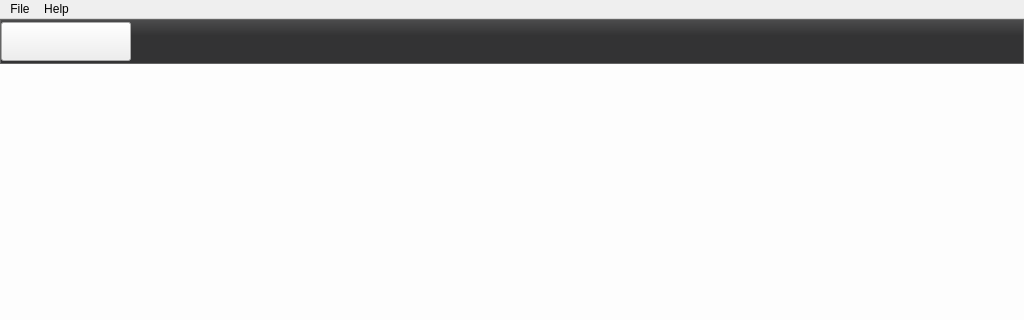
DynamicPerception/Graffik_Legacy, file Graffik/gui/mainwindow.ui: the form before one commit; both pictures show x 0 to 1024 and y 0 to 320 of the 1024 by 768 pixel window.
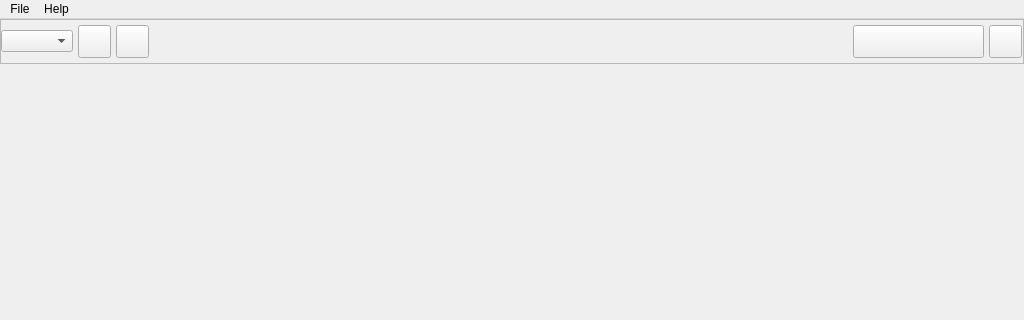
The form after the commit. Icons and pictures are not drawn.

The edit to the form file:
```diff
--- a/Graffik/gui/mainwindow.ui
+++ b/Graffik/gui/mainwindow.ui
@@ -20,89 +20,7 @@
    <string>Dynamic Perception Graffik</string>
   </property>
   <property name="styleSheet">
-   <string notr="true">QToolTip {
-background-color: qlineargradient(spread:pad, x1:0, y1:0, x2:0, y2:1, stop:0 rgba(99, 165, 209, 255), stop:1 rgba(64, 141, 196, 255));
-color: rgb(255,255,255);
-opacity:150;
-text-align: center;
-}
-
-#screenSelCombo:drop-down {
-border-image: url(:/core/drop-down-sm-black.png);
-border: 0px transparent;
-}
-
-#screenSelCombo {
-min-height: 33px;
-min-width: 100px;
-}
-
-/*#screenSelCombo:on {
-padding-top:3px;
-padding-left: 4px;
-}*/
-
-#tabs {
-background:rgb(253,253,253);
-
-}
-
-#headerFrame {
-background-color:qlineargradient(spread:pad, x1:0, y1:0, x2:0, y2:1, stop:0 rgba(77, 77, 78, 255), stop:0.369458 rgba(51, 51, 52, 255));
-border:1px solid;
-border-color:rgb(100, 100, 100);
-}
-
-#globalLoadButton {
-
-border-image: url(:/core/load-but-normal.png);
-border: 0px transparent;
-}
-
-#globalLoadButton:pressed {
-
-border-image: url(:/core/load-but-pressed.png);
-border: 0px transparent;
-}
-
-#globalSaveButton {
-
-border-image: url(:/core/save-but-normal.png);
-border: 0px transparent;
-}
-
-#globalSaveButton:pressed {
-
-border-image: url(:/core/save-but-pressed.png);
-border: 0px transparent;
-}
-
-#netButton {
-
-border-image: url(:/core/devices-but-normal.png);
-border: 0px transparent;
-margin-right: 10px;
-}
-
-#netButton:pressed {
-
-border-image: url(:/core/devices-but-pressed.png);
-border: 0px transparent;
-}
-
-#optButton {
-margin-right: 0px;
-border-image: url(:/core/set-but-normal.png);
-border: 0px transparent;
-margin: 0px;
-padding:0px;
-}
-
-#optButton:pressed {
-
-border-image: url(:/core/set-but-pressed.png);
-border: 0px transparent;
-}</string>
+   <string notr="true"/>
   </property>
   <widget class="QWidget" name="centralwidget">
    <property name="styleSheet">
```
